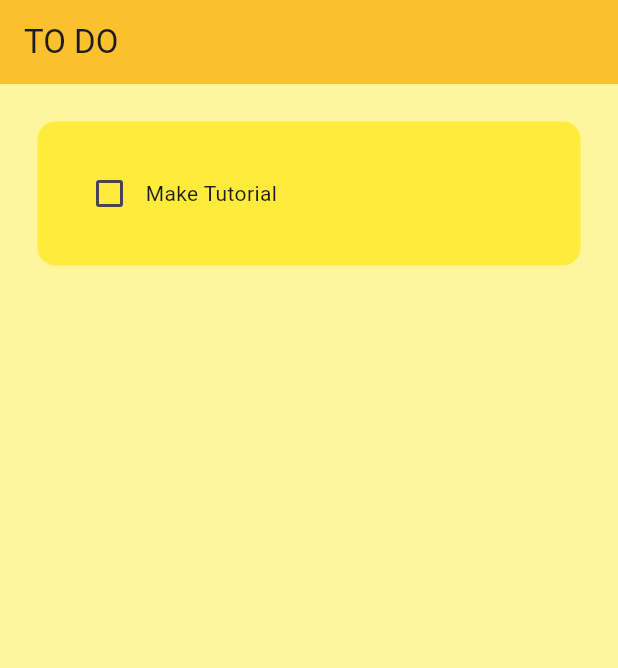
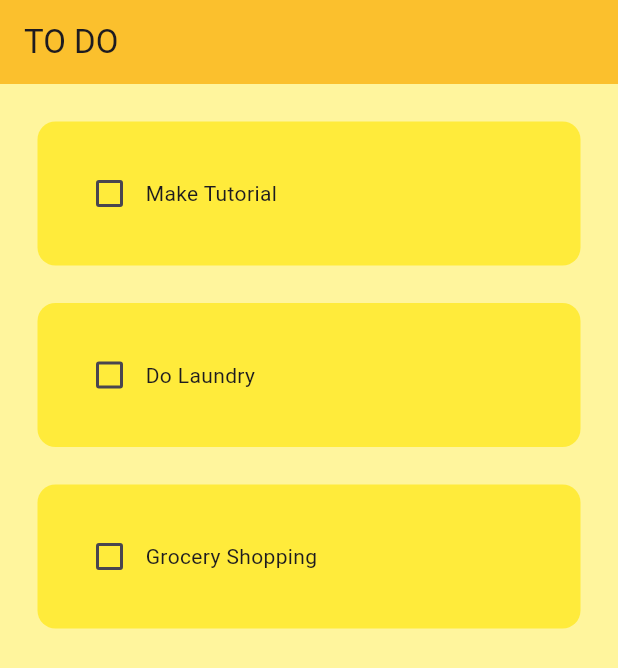
Before and after one commit to TomatoCakePasta/flutter_todo_app, a Flutter app: the screen it shows after launch, on a phone screen of 412 x 824 dp. Shown: the top 668 px of the screen. Run offline on Flutter 3.47's test engine with Material 3 defaults, Android fonts, the phone set to English and light mode, and no system bars.

Commit message:
実装:チェックボックスの機能

```diff
--- a/lib/pages/home_page.dart
+++ b/lib/pages/home_page.dart
@@ -9,6 +9,20 @@ class HomePage extends StatefulWidget {
 }
 
 class _HomePageState extends State<HomePage> {
+  // list of todo tasks
+  List toDoList = [
+    ["Make Tutorial", false],
+    ["Do Laundry", false],
+    ["Grocery Shopping", false],
+  ];
+
+  // checkbox changed
+  void checkBoxChanged(bool? value, int index) {
+    setState(() {
+      toDoList[index][1] = value;
+    });
+  }
+
   @override
   Widget build(BuildContext context) {
     return Scaffold(
@@ -18,14 +32,15 @@ class _HomePageState extends State<HomePage> {
         backgroundColor: Colors.yellow[700],
         elevation: 0,
       ),
-      body: ListView(
-        children: [
-          ToDoTile(
-            taskName: "Make Tutorial",
-            taskCompleted: false,
-            onChanged: (p0) {},
-          ),
-        ],
+      body: ListView.builder(
+        itemCount: toDoList.length,
+        itemBuilder: (context, index) {
+          return ToDoTile(
+            taskName: toDoList[index][0],
+            taskCompleted: toDoList[index][1],
+            onChanged: (value) => checkBoxChanged(value, index),
+          );
+        },
       ),
     );
   }
--- a/lib/util/todo_tile.dart
+++ b/lib/util/todo_tile.dart
@@ -15,17 +15,28 @@ class ToDoTile extends StatelessWidget {
   @override
   Widget build(BuildContext context) {
     return Padding(
-      padding: const EdgeInsets.all(25.0),
+      padding: const EdgeInsets.only(left:25.0, right: 25, top: 25),
       child: Container(
         padding: EdgeInsets.all(24),
         child: Row(
           children: [
 
             // checkbox
-            Checkbox(value: taskCompleted, onChanged: onChanged),
+            Checkbox(
+              value: taskCompleted,
+              onChanged: onChanged,
+              activeColor: Colors.black,
+            ),
 
             // task name
-            Text(taskName),
+            Text(
+              taskName,
+              style: TextStyle(
+                decoration: taskCompleted
+                  ? TextDecoration.lineThrough
+                  : TextDecoration.none,
+              ),
+            ),
           ],
         ),
         decoration: BoxDecoration(
```
